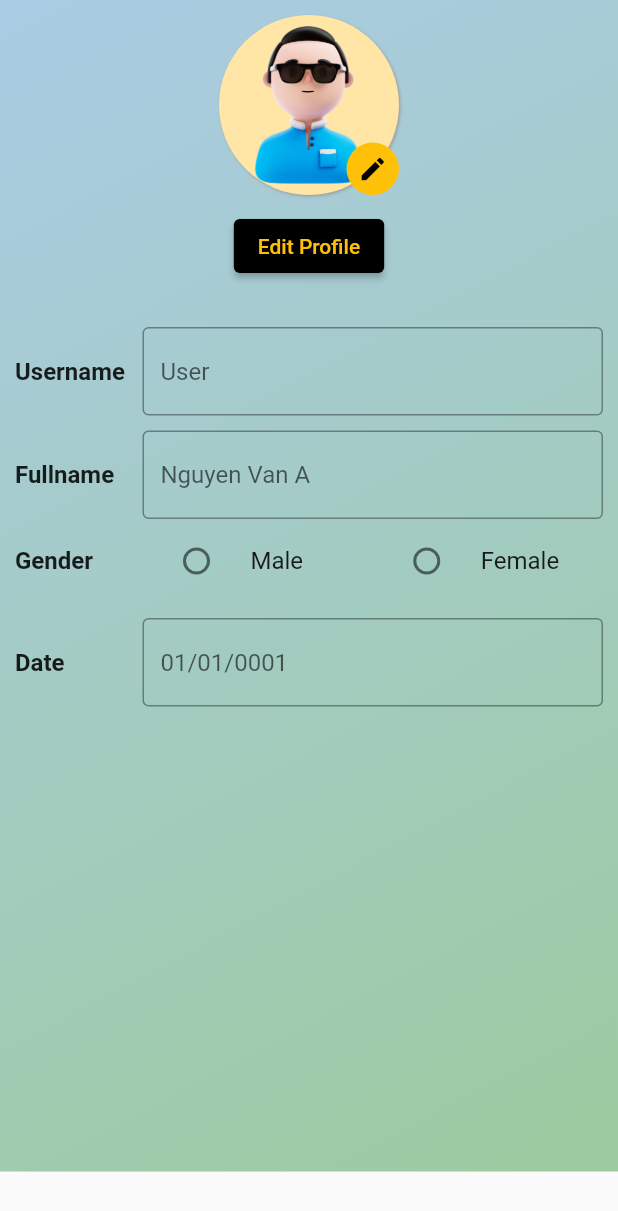
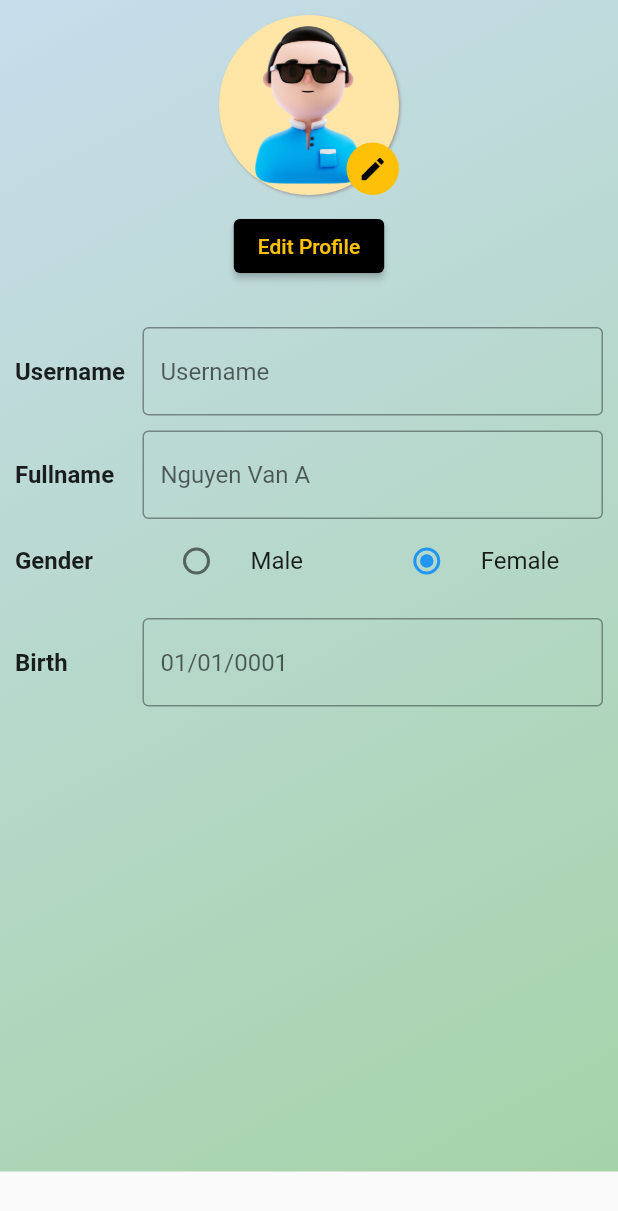
Before and after one commit to vdphuoc/Demo-Flutter, a Flutter app: the MyProfile widget shown alone on an empty page, opened directly, after a tap on "Female", on a phone screen of 412 x 824 dp. Shown: the top 1211 px of the screen. Run offline on Flutter 3.47's test engine with Material 2 defaults, Android fonts, the phone set to English and light mode, and no system bars; our stand-ins replace badges, flutter_svg, google_fonts, shared_preferences, sqflite; accounts and stored records are empty.

Commit message:
add profile tab

```diff
--- /dev/null
+++ b/assets/json/profile.json
@@ -0,0 +1,23 @@
+[
+    {
+        "id": 1,
+        "username": "admin",
+        "name": "Nguyen Van A",
+        "birth": "01/02/2002",
+        "gender": 1
+    },
+    {
+        "id": 2,
+        "username": "user",
+        "name": "Nguyen Van B",
+        "birth": "01/02/2003",
+        "gender": 1
+    },
+    {
+        "id": 3,
+        "username": "",
+        "name": "NaN",
+        "birth": "00/00/0000",
+        "gender": 0
+    }
+]
--- a/lib/screens/category.dart
+++ b/lib/screens/category.dart
@@ -26,6 +26,7 @@ class CategoryHome extends StatefulWidget {
 }
 
 class _CategoryHomeState extends State<CategoryHome> {
+  List<String> _labelList = ["Food Order", "Transaction", "Profile"];
   int _selectedIndex = 0;
 
   final _pages = <Widget>[
@@ -36,13 +37,12 @@ class _CategoryHomeState extends State<CategoryHome> {
 
   @override
   Widget build(BuildContext context) {
-    final cart = Provider.of<ListProductProvider>(context);
     return Scaffold(
       appBar: AppBar(
         // automaticallyImplyLeading: true,
         backgroundColor: Colors.green,
         foregroundColor: Colors.white,
-        title: Text('Catagory Page'),
+        title: Text(_labelList.elementAt(_selectedIndex)),
         leading: Builder(
           builder: (BuildContext context) {
             return IconButton(
--- a/lib/screens/profile.dart
+++ b/lib/screens/profile.dart
@@ -1,10 +1,18 @@
-// ignore_for_file: prefer_const_constructors, prefer_const_literals_to_create_immutables
+// ignore_for_file: prefer_const_constructors, prefer_const_literals_to_create_immutables, avoid_print
 
 import 'package:flutter/material.dart';
 
-class MyProfile extends StatelessWidget {
+enum GenderOption { male, female }
+
+class MyProfile extends StatefulWidget {
   const MyProfile({super.key});
 
+  @override
+  State<MyProfile> createState() => _MyProfileState();
+}
+
+class _MyProfileState extends State<MyProfile> {
+  GenderOption? _gender = GenderOption.male;
   @override
   Widget build(BuildContext context) {
     return SingleChildScrollView(
@@ -12,8 +20,8 @@ class MyProfile extends StatelessWidget {
         decoration: BoxDecoration(
           gradient: LinearGradient(
             colors: [
-              Color.fromARGB(255, 170, 204, 229),
-              Color.fromARGB(255, 156, 203, 159)
+              Color.fromARGB(255, 199, 221, 236),
+              Color.fromARGB(255, 165, 211, 168)
             ], // Replace gradient colors
             begin: Alignment.topLeft,
             end: Alignment.bottomRight,
@@ -89,7 +97,7 @@ class MyProfile extends StatelessWidget {
                   child: TextField(
                     decoration: InputDecoration(
                       border: OutlineInputBorder(),
-                      hintText: 'User',
+                      hintText: 'Username',
                     ),
                   ),
                 ),
@@ -127,19 +135,29 @@ class MyProfile extends StatelessWidget {
                 ),
                 SizedBox(width: 5),
                 Expanded(
-                  child: RadioListTile(
+                  child: RadioListTile<GenderOption>(
                     title: Text("Male"),
-                    value: "male",
-                    groupValue: null,
-                    onChanged: (_) {},
+                    value: GenderOption.male,
+                    groupValue: _gender,
+                    onChanged: (GenderOption? value) {
+                      setState(() {
+                        _gender = value;
+                        print("male clicked $_gender");
+                      });
+                    },
                   ),
                 ),
                 Expanded(
-                  child: RadioListTile(
+                  child: RadioListTile<GenderOption>(
                     title: Text("Female"),
-                    value: "female",
-                    groupValue: null,
-                    onChanged: (_) {},
+                    value: GenderOption.female,
+                    groupValue: _gender,
+                    onChanged: (GenderOption? value) {
+                      setState(() {
+                        _gender = value;
+                        print("female clicked $_gender");
+                      });
+                    },
                   ),
                 ),
               ],
@@ -150,7 +168,7 @@ class MyProfile extends StatelessWidget {
               children: [
                 Container(
                   width: 80,
-                  child: Text('Date ',
+                  child: Text('Birth ',
                       style:
                           TextStyle(fontSize: 16, fontWeight: FontWeight.bold)),
                 ),
```
